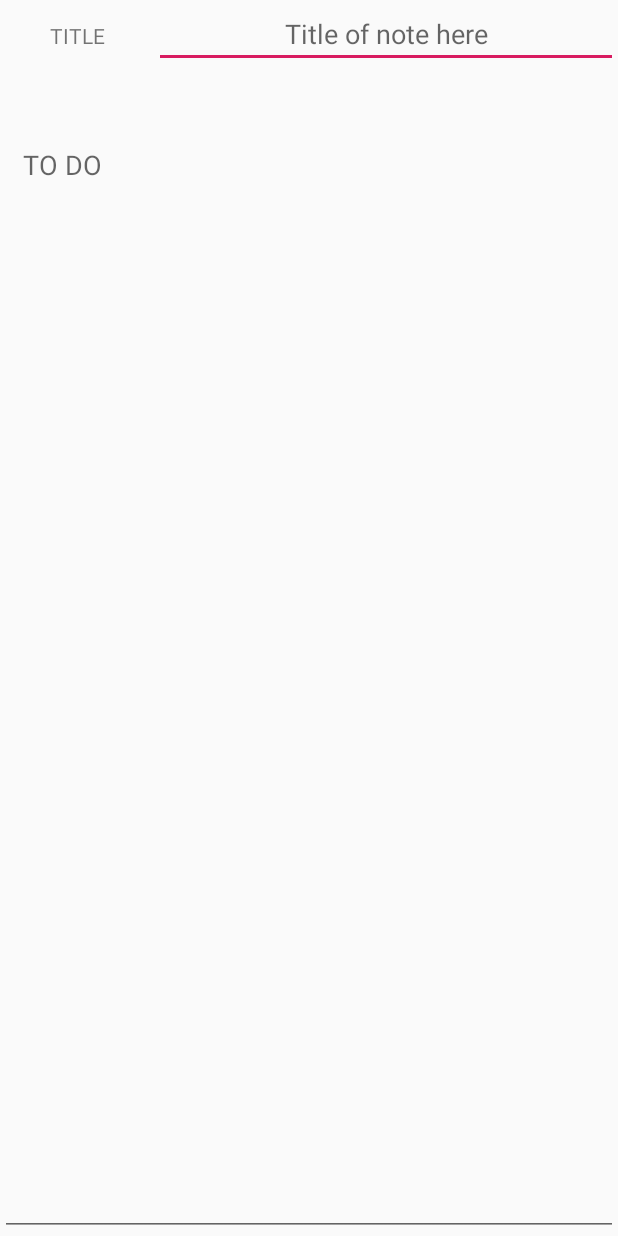
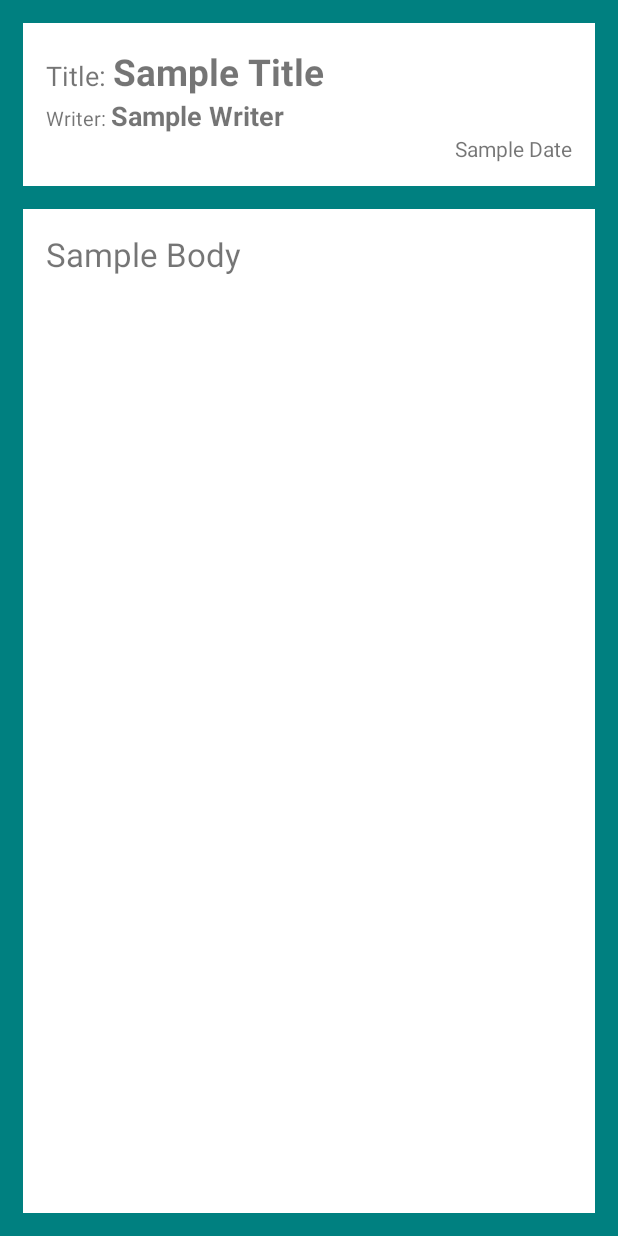
Before and after one commit to cloudloverty/madcamp2, an Android app: the layout tab_fragment_3_view_notepad.xml on its own in the app's theme, with its tools: preview values and no code run, on a phone screen of 412 x 824 dp. Run offline under Robolectric (Android 15) with nearby library versions, the phone set to English and light mode, and no system bars.

Commit message:
implement tab3

```diff
--- a/app/src/main/java/com/example/myapplication/LoginActivity.java
+++ b/app/src/main/java/com/example/myapplication/LoginActivity.java
@@ -279,9 +279,7 @@ public class LoginActivity extends AppCompatActivity {
                         e.printStackTrace();
                     }
                 }//finally 부분
-            } catch (Exception e) {
-                e.printStackTrace();
-            }
+            } catch (Exception e) { e.printStackTrace(); }
 
             return null;
         }
--- a/app/src/main/java/com/example/myapplication/MainActivity.java
+++ b/app/src/main/java/com/example/myapplication/MainActivity.java
@@ -54,7 +54,7 @@ public class MainActivity extends AppCompatActivity {
                 TabLayout tabLayout = (TabLayout) findViewById(R.id.tab_layout);
                 tabLayout.addTab(tabLayout.newTab().setText("연락처"));
                 tabLayout.addTab(tabLayout.newTab().setText("갤러리"));
-                tabLayout.addTab(tabLayout.newTab().setText("tab 3"));
+                tabLayout.addTab(tabLayout.newTab().setText("SNS"));
                 tabLayout.setTabGravity(TabLayout.GRAVITY_FILL);
 
                 final ViewPager viewPager = (ViewPager) findViewById(R.id.pager);
--- a/app/src/main/res/layout/tab_fragment_3_view_notepad.xml
+++ b/app/src/main/res/layout/tab_fragment_3_view_notepad.xml
@@ -1,60 +1,85 @@
 <?xml version="1.0" encoding="utf-8"?>
-<androidx.coordinatorlayout.widget.CoordinatorLayout xmlns:android="http://schemas.android.com/apk/res/android"
-    xmlns:app="http://schemas.android.com/apk/res-auto"
-    xmlns:tools="http://schemas.android.com/tools"
+<LinearLayout
+    xmlns:android="http://schemas.android.com/apk/res/android"
     android:id="@+id/coordinatorLayout"
     android:layout_width="match_parent"
-    android:layout_height="match_parent">
+    android:layout_height="match_parent"
+    android:orientation="vertical"
+    android:background="#008080">
 
-    <LinearLayout
-        android:id="@+id/scrollView1"
+    <RelativeLayout
         android:layout_width="match_parent"
-        android:layout_height="match_parent"
-        android:orientation="vertical"
-        android:weightSum="10">
+        android:layout_height="wrap_content"
+        android:layout_margin="15dp"
+        android:padding="15dp"
+        android:background="@color/cardview_light_background">
 
         <LinearLayout
             android:layout_width="match_parent"
-            android:layout_height="0dp"
-            android:layout_weight="1"
-            android:orientation="horizontal"
-            android:weightSum="2">
-
+            android:layout_height="wrap_content"
+            android:id="@+id/title">
             <TextView
-                android:id="@+id/textView1"
-                android:layout_width="0dp"
+                android:layout_width="wrap_content"
                 android:layout_height="wrap_content"
-                android:layout_weight="0.5"
-                android:gravity="top|center"
-                android:text="TITLE" />
-
-            <EditText
-                android:id="@+id/txtname"
-                android:layout_width="0dp"
+                android:text="Title: "
+                android:textSize="8pt"/>
+            <TextView
+                android:id="@+id/txtTitle"
+                android:layout_width="match_parent"
                 android:layout_height="wrap_content"
-                android:layout_weight="1.5"
-                android:gravity="top|center"
-                android:hint="Title of note here"
-                android:inputType="textAutoCorrect"></EditText>
+                android:text="Sample Title"
+                android:textSize="11pt"
+                android:textStyle="bold"/>
         </LinearLayout>
 
         <LinearLayout
+            android:id="@+id/writer"
+            android:layout_below="@+id/title"
             android:layout_width="match_parent"
-            android:layout_height="0dp"
-            android:layout_weight="9"
-            android:orientation="vertical"
-            android:weightSum="2" >
-
-            <EditText
-                android:id="@+id/txtcontent"
+            android:layout_height="wrap_content">
+            <TextView
+                android:layout_width="wrap_content"
+                android:layout_height="wrap_content"
+                android:text="Writer: "
+                android:textSize="6pt"/>
+            <TextView
+                android:id="@+id/txtWriter"
                 android:layout_width="match_parent"
-                android:layout_height="0dp"
-                android:layout_weight="2"
-                android:gravity="top|left"
-                android:hint="TO DO"
-                android:padding="15dp"
-                android:inputType="textMultiLine"></EditText>
+                android:layout_height="wrap_content"
+                android:text="Sample Writer"
+                android:textSize="8pt"
+                android:textStyle="bold"/>
         </LinearLayout>
 
+        <TextView
+            android:id="@+id/txtDate"
+            android:layout_width="wrap_content"
+            android:layout_height="wrap_content"
+            android:layout_below="@+id/writer"
+            android:layout_alignParentRight="true"
+            android:text="Sample Date"/>
+
+    </RelativeLayout>
+
+
+    <LinearLayout
+        android:layout_width="match_parent"
+        android:layout_height="match_parent"
+        android:layout_marginRight="15dp"
+        android:layout_marginLeft="15dp"
+        android:layout_marginBottom="15dp"
+        android:padding="15dp"
+        android:background="@color/cardview_light_background">
+
+        <TextView
+            android:id="@+id/txtBody"
+            android:layout_width="match_parent"
+            android:layout_height="match_parent"
+            android:text="Sample Body"
+            android:textSize="10pt"/>
+
     </LinearLayout>
-</androidx.coordinatorlayout.widget.CoordinatorLayout>
+
+
+
+</LinearLayout>
```
Also changed, not shown: app/src/main/java/com/example/myapplication/TabFragment3.java (+139 -59 lines), app/src/main/java/com/example/myapplication/TabFragment3_CustomAdapter.java (added, +68 -0 lines), app/src/main/java/com/example/myapplication/TabFragment3_DisplayNote.java (+23 -115 lines), app/src/main/java/com/example/myapplication/TabFragment3_NDb.java (deleted, +0 -103 lines), app/src/main/res/layout/tab_fragment_3.xml (+11 -9 lines), app/src/main/res/layout/tab_fragment_3_list_template.xml (+29 -30 lines).
